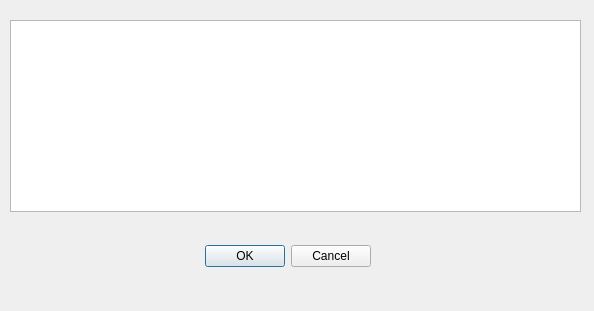
Above: osmand_linker_dialog_avnotes.ui from sylsta/OsmAnd_bridge before the change. Below: the same form after it.
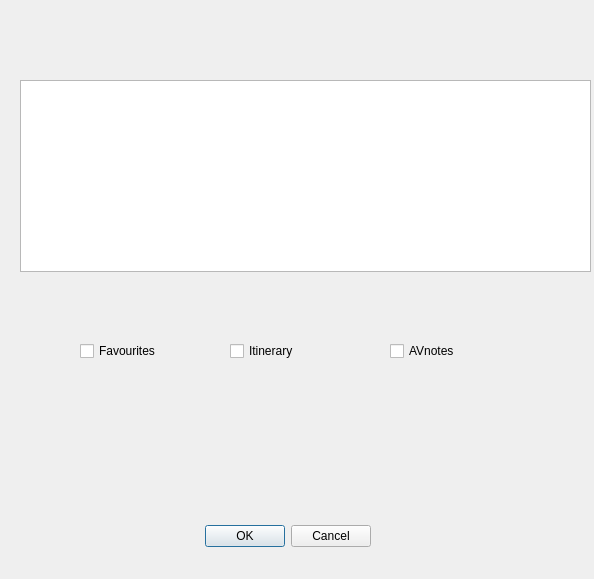
That is the form after the change. Custom widgets are drawn as their Qt base class.

The edit to the form file:
```diff
--- a/osmand_linker_dialog_avnotes.ui
+++ b/osmand_linker_dialog_avnotes.ui
@@ -7,7 +7,7 @@
     <x>0</x>
     <y>0</y>
     <width>594</width>
-    <height>311</height>
+    <height>579</height>
    </rect>
   </property>
   <property name="windowTitle">
@@ -17,7 +17,7 @@
    <property name="geometry">
     <rect>
      <x>30</x>
-     <y>240</y>
+     <y>520</y>
      <width>341</width>
      <height>32</height>
     </rect>
@@ -32,8 +32,8 @@
   <widget class="QTableWidget" name="tableWidgetAVNotes">
    <property name="geometry">
     <rect>
-     <x>10</x>
-     <y>20</y>
+     <x>20</x>
+     <y>80</y>
      <width>571</width>
      <height>192</height>
     </rect>
@@ -45,7 +45,97 @@
     <number>0</number>
    </property>
   </widget>
+  <widget class="QgsFileWidget" name="QgsFW_root_path">
+   <property name="geometry">
+    <rect>
+     <x>50</x>
+     <y>20</y>
+     <width>531</width>
+     <height>34</height>
+    </rect>
+   </property>
+   <property name="locale">
+    <locale language="English" country="UnitedStates"/>
+   </property>
+   <property name="options">
+    <set>QFileDialog::ReadOnly|QFileDialog::ShowDirsOnly</set>
+   </property>
+  </widget>
+  <widget class="QgsFileWidget" name="QgsFW_dest_path">
+   <property name="geometry">
+    <rect>
+     <x>50</x>
+     <y>470</y>
+     <width>531</width>
+     <height>34</height>
+    </rect>
+   </property>
+   <property name="locale">
+    <locale language="English" country="UnitedStates"/>
+   </property>
+   <property name="options">
+    <set>QFileDialog::ShowDirsOnly</set>
+   </property>
+  </widget>
+  <widget class="QCheckBox" name="cB_favourites">
+   <property name="geometry">
+    <rect>
+     <x>80</x>
+     <y>340</y>
+     <width>88</width>
+     <height>22</height>
+    </rect>
+   </property>
+   <property name="locale">
+    <locale language="English" country="UnitedStates"/>
+   </property>
+   <property name="text">
+    <string>Favourites</string>
+   </property>
+   <property name="tristate">
+    <bool>true</bool>
+   </property>
+  </widget>
+  <widget class="QCheckBox" name="cB_itinerary">
+   <property name="geometry">
+    <rect>
+     <x>230</x>
+     <y>340</y>
+     <width>88</width>
+     <height>22</height>
+    </rect>
+   </property>
+   <property name="locale">
+    <locale language="English" country="UnitedStates"/>
+   </property>
+   <property name="text">
+    <string>Itinerary</string>
+   </property>
+  </widget>
+  <widget class="QCheckBox" name="cB_AVnotes">
+   <property name="geometry">
+    <rect>
+     <x>390</x>
+     <y>340</y>
+     <width>88</width>
+     <height>22</height>
+    </rect>
+   </property>
+   <property name="locale">
+    <locale language="English" country="UnitedStates"/>
+   </property>
+   <property name="text">
+    <string>AVnotes</string>
+   </property>
+  </widget>
  </widget>
+ <customwidgets>
+  <customwidget>
+   <class>QgsFileWidget</class>
+   <extends>QWidget</extends>
+   <header>qgsfilewidget.h</header>
+  </customwidget>
+ </customwidgets>
  <resources/>
  <connections>
   <connection>
```
Left out of the diff: 9 changed lines with no effect on the pictures.
